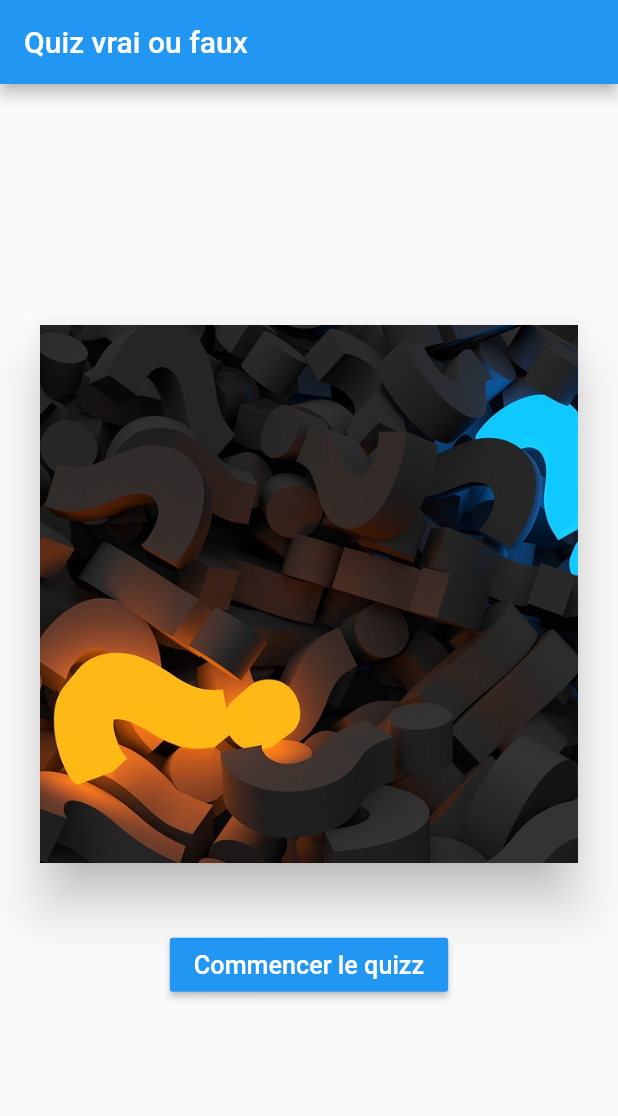
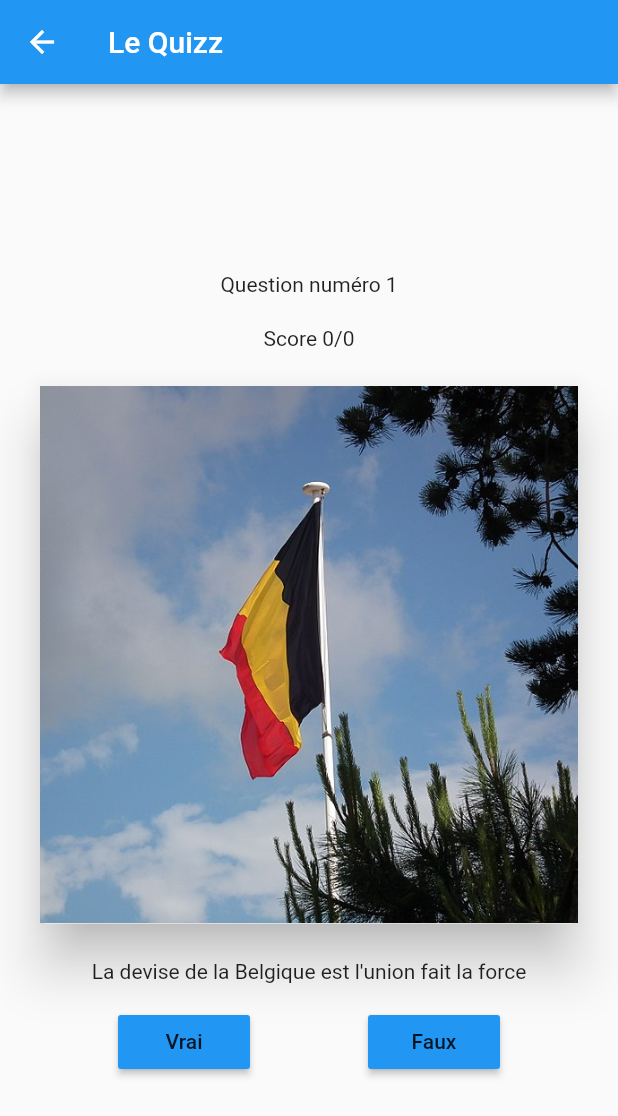
Before and after one commit to henriSedjame/Quiz_App, a Flutter app: the screen it shows after launch, after a tap on "Commencer le quizz", on a phone screen of 412 x 824 dp. Shown: the top 1116 px of the screen. Run offline on Flutter 3.47's test engine with Material 2 defaults, Android fonts, the phone set to English and light mode, and no system bars.

Commit message:
ajout des questions et du scenario

```diff
--- /dev/null
+++ b/lib/models/Question.dart
@@ -0,0 +1,14 @@
+class Question {
+  String libelle;
+  String image;
+  String explication;
+  bool reponse;
+  String extension;
+
+  Question(this.libelle, this.image, this.explication, this.reponse, {this.extension});
+
+  String resolveImagePath() {
+    String ext = this.extension ?? 'jpg';
+    return 'assets/images/$image.$ext';
+  }
+}
--- a/lib/views/home/HomePage.dart
+++ b/lib/views/home/HomePage.dart
@@ -1,4 +1,5 @@
 import 'package:flutter/material.dart';
+import 'package:question_app/views/question/QuestionPage.dart';
 
 class HomePage extends StatefulWidget {
   HomePage({Key key}) : super(key: key);
@@ -36,7 +37,7 @@ class _HomePageState extends State<HomePage> {
               elevation: 15.0,
             ),
             new SizedBox(
-              height: 40.0,
+              height: 60.0,
             ),
             new RaisedButton(
               child: new Text(
@@ -45,11 +46,20 @@ class _HomePageState extends State<HomePage> {
                 style: new TextStyle(color: Colors.white),
               ),
               color: Colors.blue,
-              onPressed: () {},
+              onPressed: navigateToQuestionPage,
             )
           ],
         ),
       ),
     );
   }
+
+  void navigateToQuestionPage() {
+    Navigator.push(
+      context,
+      new MaterialPageRoute(builder: (BuildContext ctx) {
+        return new QuestionPage();
+      })
+    );
+  }
 }
--- /dev/null
+++ b/lib/views/question/QuestionPage.dart
@@ -0,0 +1,177 @@
+import 'package:flutter/cupertino.dart';
+import 'package:flutter/material.dart';
+import 'package:question_app/models/Question.dart';
+
+class QuestionPage extends StatefulWidget {
+  QuestionPage({Key key}) : super(key: key);
+
+  @override
+  _QuestionPageState createState() {
+    return _QuestionPageState();
+  }
+}
+
+class _QuestionPageState extends State<QuestionPage> {
+  List<Question> questions = <Question>[];
+  Iterator<Question> iterator;
+  int score = 0;
+
+  @override
+  void initState() {
+    super.initState();
+
+    questions = <Question>[
+      new Question('La devise de la Belgique est l\'union fait la force',
+          'belgique', '', true),
+      new Question(
+          'La lune va finir par tomber sur terre à cause de la gravité',
+          'lune',
+          'Au contraire la lune s\'éloigne',
+          false),
+      new Question('La Russie est plus grande en superficie que Pluton',
+          'russie', '', true),
+      new Question('Nyctalope est une race naine d\'antilope', 'nyctalope',
+          'C’est une aptitude à voir dans le noir', false),
+      new Question('Le Commodore 64 est l\’oridnateur de bureau le plus vendu',
+          'commodore', '', true),
+      new Question('Le nom du drapeau des pirates es black skull', 'pirate',
+          'Il est appelé Jolly Roger', false, extension: 'png'),
+      new Question('Haddock est le nom du chien Tintin', 'tintin',
+          'C\'est Milou', false),
+      new Question('La barbe des pharaons était fausse', 'pharaon',
+          'A l\'époque déjà ils utilisaient des postiches', true),
+      new Question(
+          'Au Québec tire toi une bûche veut dire viens viens t\'asseoir',
+          'buche',
+          'La bûche, fameuse chaise de bucheron',
+          true),
+      new Question(
+          'Le module lunaire Eagle de possédait de 4Ko de Ram',
+          'eagle',
+          'Dire que je me plains avec mes 8GO de ram sur mon mac',
+          true)
+    ];
+
+    iterator = questions.iterator;
+    iterator.moveNext();
+
+  }
+
+  @override
+  Widget build(BuildContext context) {
+    return new Scaffold(
+      appBar: new AppBar(
+        title: new Text('Le Quizz'),
+      ),
+      body: new Center(
+        child: new Column(
+          mainAxisAlignment: MainAxisAlignment.center,
+          children: <Widget>[
+            new SizedBox(
+              height: 20.0,
+            ),
+            new Text(
+                'Question numéro ${questions.indexOf(iterator.current) + 1}'),
+            new SizedBox(
+              height: 20.0,
+            ),
+            new Text('Score $score/${questions.indexOf(iterator.current)}'),
+            new SizedBox(
+              height: 20.0,
+            ),
+            new Card(
+              child: Container(
+                child: new Image.asset(
+                  iterator.current.resolveImagePath(),
+                  fit: BoxFit.cover,
+                ),
+                width: MediaQuery.of(context).size.height / 2.3,
+                height: MediaQuery.of(context).size.height / 2.3,
+              ),
+              borderOnForeground: true,
+              elevation: 15.0,
+            ),
+            new SizedBox(
+              height: 20.0,
+            ),
+            new Text(
+              '${iterator.current.libelle}',
+              textAlign: TextAlign.center,
+            ),
+            new SizedBox(
+              height: 15.0,
+            ),
+            new Row(
+              mainAxisAlignment: MainAxisAlignment.spaceEvenly,
+              children: <Widget>[
+                new RaisedButton(
+                    child: new Text('Vrai'),
+                    color: Colors.blue,
+                    onPressed: () => this.showResult(true)),
+                new RaisedButton(
+                    child: new Text('Faux'),
+                    color: Colors.blue,
+                    onPressed: () => this.showResult(false))
+              ],
+            )
+          ],
+        ),
+      ),
+    );
+  }
+
+  Future<Null> showResult(bool rep) async {
+    bool answer = rep == this.iterator.current.reponse;
+    return showDialog(
+        context: context,
+        barrierDismissible: false,
+        builder: (BuildContext ctx) {
+          return new SimpleDialog(
+            title: new Text(
+              answer ? 'C\'est gagné !' : 'Oups! perdu...',
+              textScaleFactor: 1.1,
+              textAlign: TextAlign.center,
+              style: new TextStyle(color: answer ? Colors.green : Colors.red),
+            ),
+            contentPadding: EdgeInsets.all(10.0),
+            children: <Widget>[
+              new Card(
+                child: Container(
+                  child: new Image.asset(
+                    answer
+                        ? 'assets/images/vrai.jpg'
+                        : 'assets/images/faux.jpg',
+                    fit: BoxFit.cover,
+                  ),
+                  width: MediaQuery.of(ctx).size.height / 2.3,
+                  height: MediaQuery.of(ctx).size.height /3.5,
+                ),
+                borderOnForeground: true,
+                elevation: 5.0,
+              ),
+              new SizedBox(
+                height: 20.0
+              ),
+              new Text('${iterator.current.explication}', textAlign: TextAlign.center,),
+              new SizedBox(
+                  height: 20.0
+              ),
+              new RaisedButton(
+                  child: new Text('Au suivant'),
+                  color: Colors.blue,
+                  onPressed: () => this.nextQuestion(answer)
+              )
+            ],
+          );
+        });
+  }
+
+  void nextQuestion(bool answer) {
+    setState(() {
+      if (iterator.moveNext()) {
+        if (answer) score = score + 1;
+      }
+      Navigator.of(context).pop();
+    });
+  }
+}
--- a/pubspec.yaml
+++ b/pubspec.yaml
@@ -42,7 +42,7 @@ flutter:
 
   # To add assets to your application, add an assets section, like this:
   assets:
-   - assets/images/belgique.JPG
+   - assets/images/belgique.jpg
    - assets/images/buche.jpg
    - assets/images/commodore.jpg
    - assets/images/cover.jpg
```
Also changed, not shown: assets/images/belgique.jpg (renamed from assets/images/belgique.JPG).
